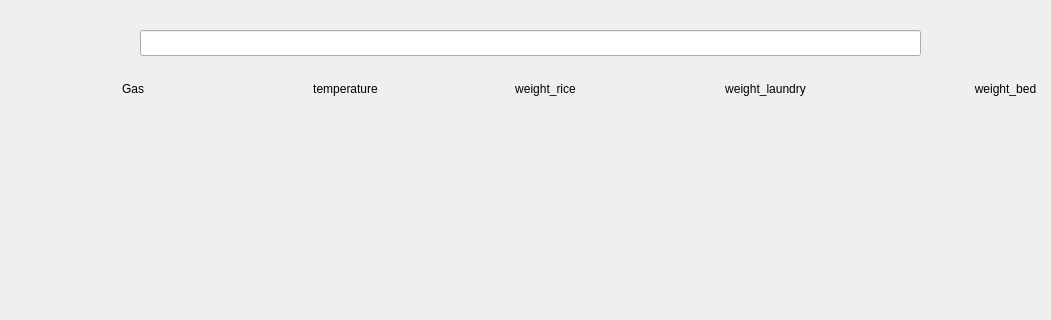
First picture: the form in apps/pyqt-admin-service/graph/graph.ui, repository addinedu-ros-10th/iot-repo-4, before the edit; both pictures show x 0 to 1051 and y 0 to 320 of the 1133 by 787 pixel window.
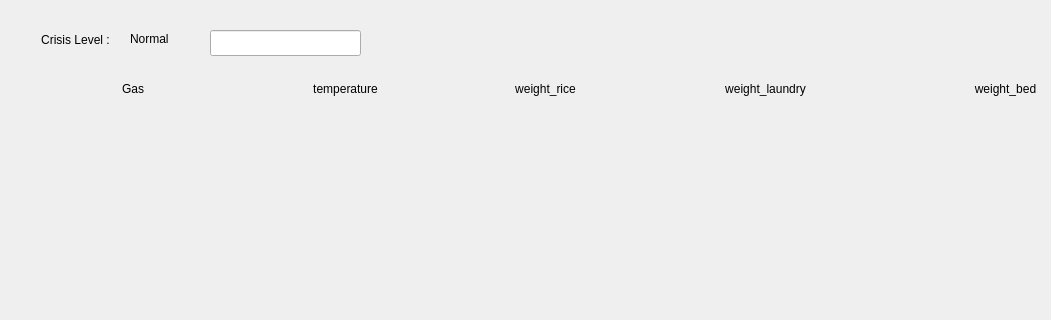
Second picture: the form after the edit.

Commit message: feat: UPDATE pie_realtime

What changed in the file:
```diff
--- a/apps/pyqt-admin-service/graph/graph.ui
+++ b/apps/pyqt-admin-service/graph/graph.ui
@@ -187,11 +187,43 @@
   <widget class="QLineEdit" name="lineEdit">
    <property name="geometry">
     <rect>
-     <x>140</x>
+     <x>210</x>
      <y>30</y>
-     <width>781</width>
+     <width>151</width>
      <height>26</height>
     </rect>
+   </property>
+   <property name="readOnly">
+    <bool>true</bool>
+   </property>
+  </widget>
+  <widget class="QLabel" name="label_7">
+   <property name="geometry">
+    <rect>
+     <x>30</x>
+     <y>30</y>
+     <width>91</width>
+     <height>20</height>
+    </rect>
+   </property>
+   <property name="text">
+    <string>Crisis Level :</string>
+   </property>
+   <property name="alignment">
+    <set>Qt::AlignCenter</set>
+   </property>
+  </widget>
+  <widget class="QLabel" name="label_crlevel">
+   <property name="geometry">
+    <rect>
+     <x>130</x>
+     <y>30</y>
+     <width>66</width>
+     <height>18</height>
+    </rect>
+   </property>
+   <property name="text">
+    <string>Normal</string>
    </property>
   </widget>
  </widget>
```
Left out of the diff: 2 changed lines with no effect on the pictures. The commit also changes 1 other file.
